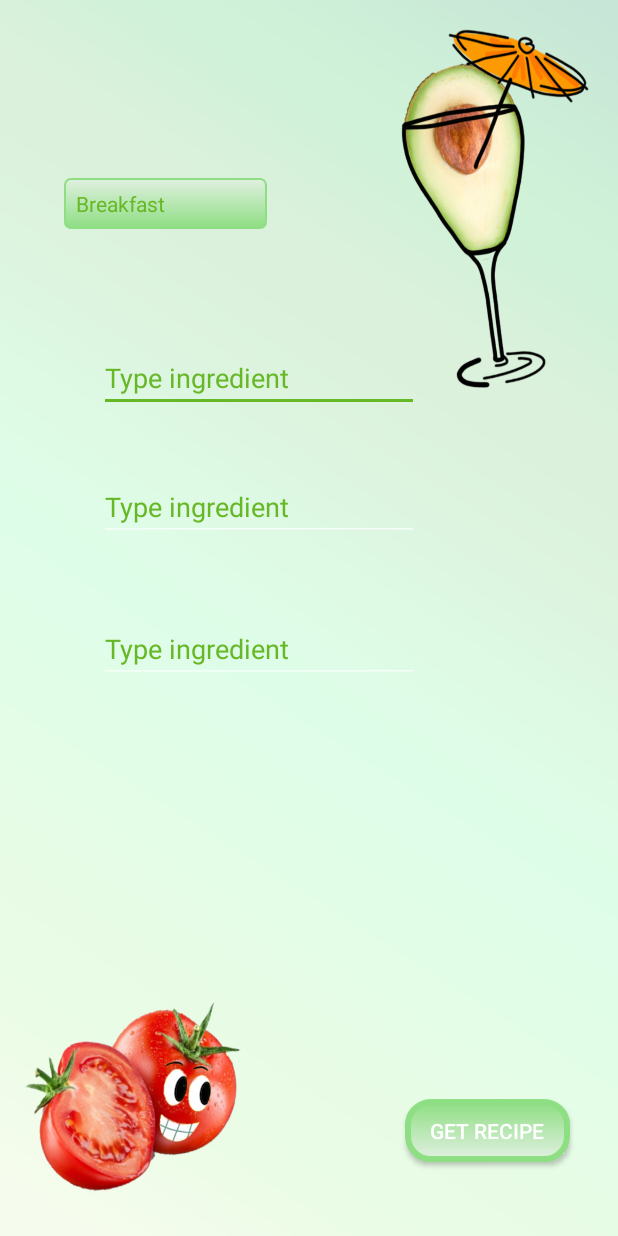
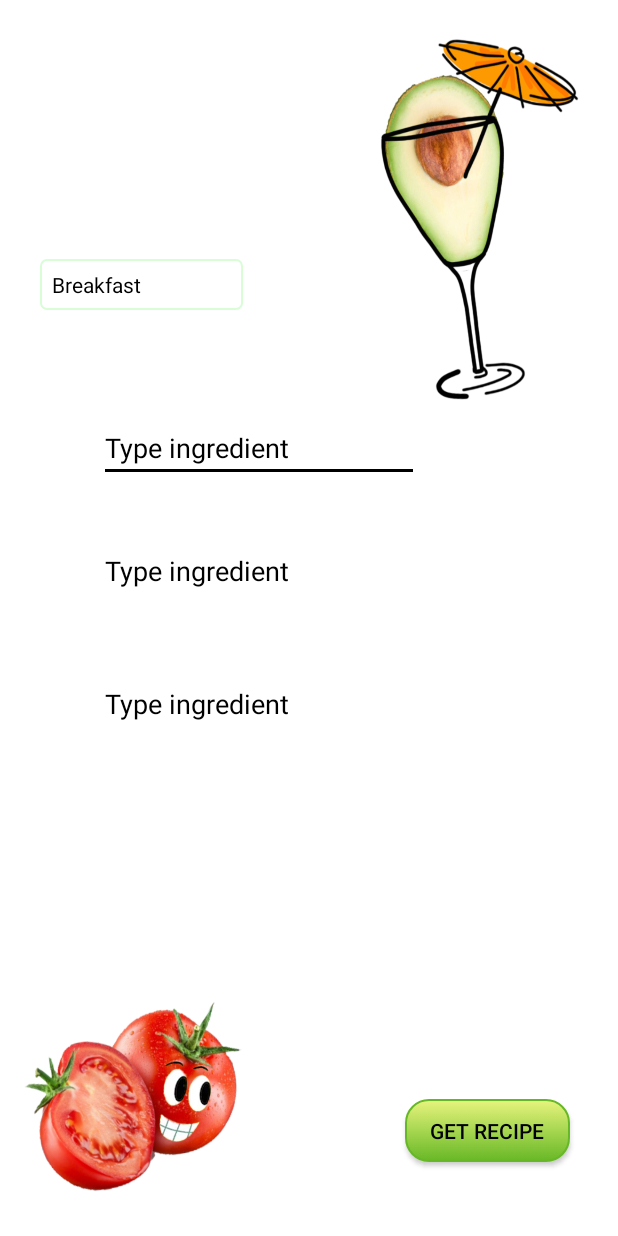
Before and after one commit to AneliaBlagoeva/AndroidReciepeRecommender, an Android app: the screen it shows after launch (MainActivity), on a phone screen of 412 x 824 dp. Run offline under Robolectric (Android 15) with nearby library versions, the phone set to English and light mode, and no system bars.

Commit message:
First screen ui changed.

```diff
--- a/app/src/main/res/drawable/button_custom.xml
+++ b/app/src/main/res/drawable/button_custom.xml
@@ -21,10 +21,10 @@
         <shape>
         <gradient
                 android:angle="270"
-                android:endColor="@color/colorPrimary"
-                android:startColor="@color/colorGradientDark"/>
+                android:endColor="@color/colorGradientDark"
+                android:startColor="@color/colorGradientLight"/>
         <stroke
-                android:width="4dp"
+                android:width="1dp"
                 android:color="@color/colorGradientDark"/>
         <corners
                 android:radius="15dp"/>
@@ -35,5 +35,4 @@
                 android:top="10dp"/>
         </shape>
         </item>
-
 </selector>
--- a/app/src/main/res/drawable/spinner_gradient.xml
+++ b/app/src/main/res/drawable/spinner_gradient.xml
@@ -2,9 +2,9 @@
 <selector xmlns:android="http://schemas.android.com/apk/res/android">
     <item><layer-list>
         <item><shape>
-            <gradient android:angle="90" android:endColor="@color/colorPrimary" android:startColor="@color/colorGradientDark" android:type="linear" />
+            <gradient android:angle="90" android:endColor="@color/colorPrimary" android:startColor="@color/colorPrimary" android:type="linear" />
 
-            <stroke android:width="1dp" android:color="@color/colorGradientDark" />
+            <stroke android:width="1dp" android:color="@color/colorPrimaryDark" />
 
             <corners android:radius="4dp" />
 
--- a/app/src/main/res/layout/activity_main.xml
+++ b/app/src/main/res/layout/activity_main.xml
@@ -22,6 +22,7 @@
             app:layout_constraintHorizontal_bias="1.0" android:layout_marginTop="8dp"
             app:layout_constraintTop_toTopOf="parent" app:layout_constraintVertical_bias="0.946"
             tools:ignore="OnClick"
+            android:textColor="@color/colorAccent"
             android:background="@drawable/button_custom"/>
     <Spinner
             android:layout_width="135dp"
@@ -31,10 +32,10 @@
             android:layout_marginRight="8dp"
             app:layout_constraintStart_toStartOf="parent" android:layout_marginLeft="8dp"
             android:layout_marginStart="8dp"
-            app:layout_constraintHorizontal_bias="0.128"
+            app:layout_constraintHorizontal_bias="0.065"
             android:layout_marginTop="8dp" app:layout_constraintTop_toTopOf="parent"
             android:layout_marginBottom="8dp" app:layout_constraintBottom_toBottomOf="parent"
-            app:layout_constraintVertical_bias="0.141"
+            app:layout_constraintVertical_bias="0.211"
             style="@style/spinner_style"/>
     <EditText
             android:layout_width="wrap_content"
--- a/app/src/main/res/layout/spinner_text_color.xml
+++ b/app/src/main/res/layout/spinner_text_color.xml
@@ -4,5 +4,6 @@ xmlns:android="http://schemas.android.com/apk/res/android"
 android:layout_width="match_parent"
 android:layout_height="wrap_content"
 android:textColor="@color/colorAccent"
+android:textColorHint="@color/colorAccent"
 android:drawableBottom="@color/colorGradientDark"
 />
--- a/app/src/main/res/values/colors.xml
+++ b/app/src/main/res/values/colors.xml
@@ -1,7 +1,8 @@
 <?xml version="1.0" encoding="utf-8"?>
 <resources>
-    <color name="colorPrimary">#e0f0e0</color>
-    <color name="colorPrimaryDark">#ddf9ec</color>
-    <color name="colorAccent">#67B826</color>
-    <color name="colorGradientDark">#8ede83</color>
+    <color name="colorPrimary">#ffffff</color>
+    <color name="colorPrimaryDark">#d9fdd7</color>
+    <color name="colorAccent">#000000</color>
+    <color name="colorGradientDark">#67B826</color>
+    <color name="colorGradientLight">#e7f47d</color>
 </resources>
--- a/app/src/main/res/values/styles.xml
+++ b/app/src/main/res/values/styles.xml
@@ -9,6 +9,7 @@
     </style>
     <style name="App_EditTextStyle" parent="@android:style/Widget.EditText">
         <item name="android:textColorHint">@color/colorAccent</item>
+        <item name="android:textColor">@color/colorAccent</item>
     </style>
     <style name="spinner_style">
         <item name="android:layout_width">match_parent</item>
```
Also changed, not shown: app/src/main/res/drawable/background.jpg, app/src/main/res/drawable/background_1.jpg (added).
